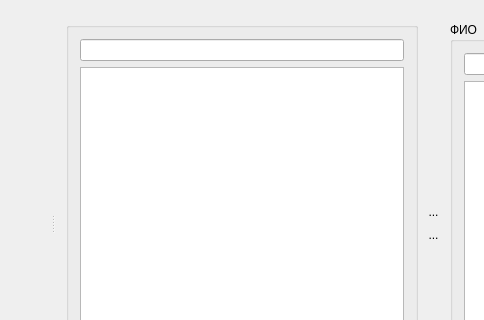
The window that src/zviewgroups.ui (SergeyZaz/DSV) describes before a commit, drawn with Qt 5; both pictures show x 82 to 566 and y 0 to 320 of the 905 by 446 pixel window.
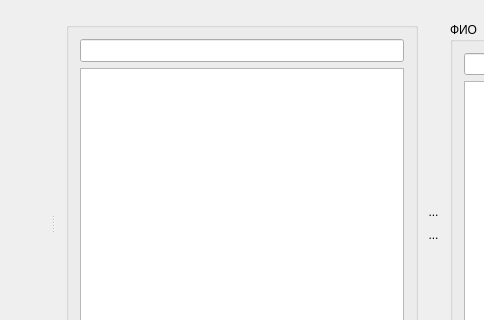
The same window after the commit. Icons and pictures are not drawn. Custom widgets are drawn as their Qt base class.

What changed in the file:
```diff
--- a/src/zviewgroups.ui
+++ b/src/zviewgroups.ui
@@ -31,10 +31,17 @@
        </size>
       </property>
      </widget>
-     <widget class="QWidget" name="">
+     <widget class="QWidget" name="layoutWidget">
       <layout class="QHBoxLayout" name="horizontalLayout">
        <item>
         <widget class="QGroupBox" name="group">
+         <property name="font">
+          <font>
+           <pointsize>10</pointsize>
+           <weight>75</weight>
+           <bold>true</bold>
+          </font>
+         </property>
          <property name="title">
           <string/>
          </property>
```
